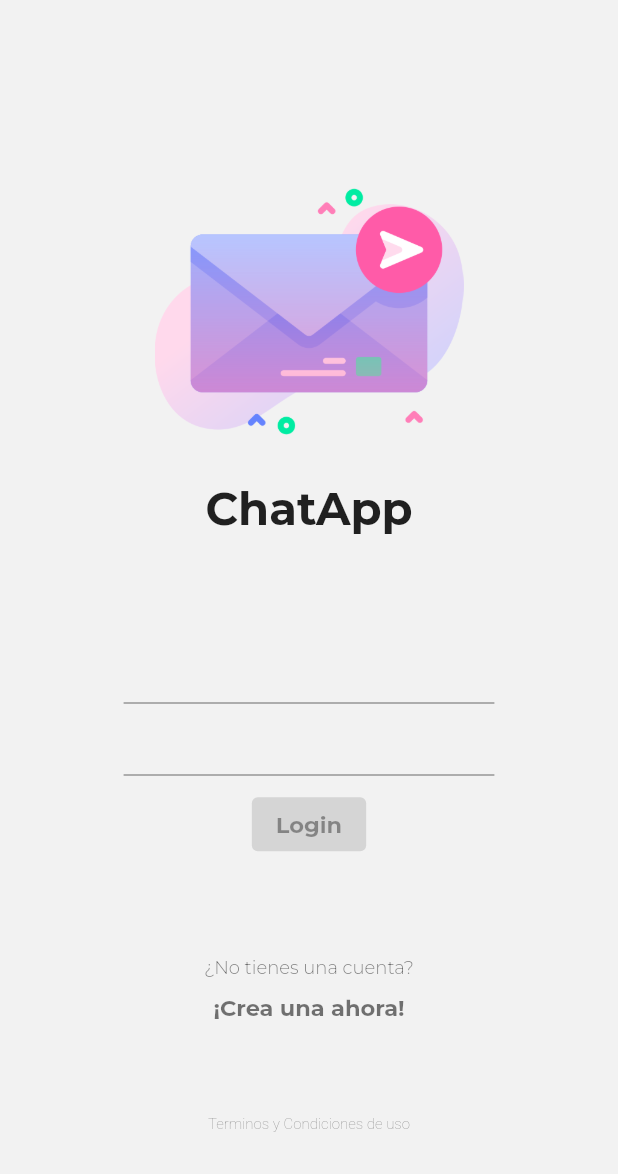
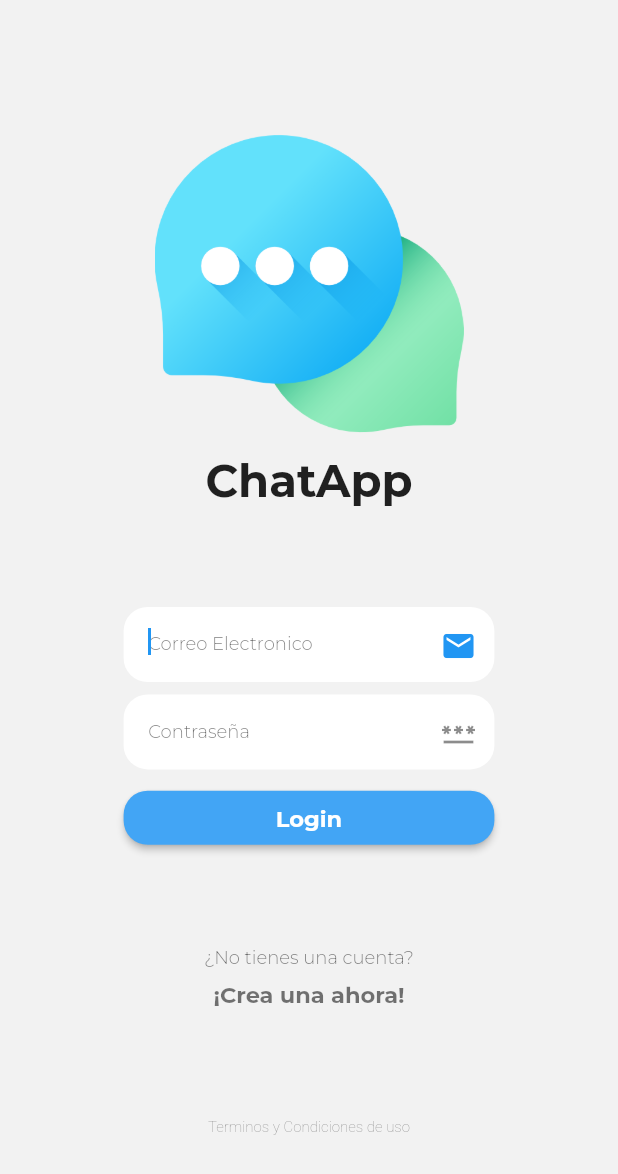
Before and after one commit to AlexDotel/chatapp, a Flutter app: the screen it shows after launch, on a phone screen of 412 x 824 dp. Shown: the top 1174 px of the screen. Run offline on Flutter 3.47's test engine with Material 2 defaults, Android fonts, the phone set to English and light mode, and no system bars; our stand-ins replace google_fonts.

Commit message:
Login y Registro Terminados y Optimizados

```diff
--- a/lib/pages/LoginPage.dart
+++ b/lib/pages/LoginPage.dart
@@ -1,122 +1,75 @@
+import 'package:chatapp/pages/RegisterPage.dart';
+import 'package:chatapp/widgets/CustomInputWidget.dart';
+import 'package:chatapp/widgets/SubmitButtonWidget.dart';
 import 'package:flutter/material.dart';
-import 'package:google_fonts/google_fonts.dart';
+
+import 'package:chatapp/widgets/LabelsWidget.dart';
+import 'package:chatapp/widgets/FormWidget.dart';
+import 'package:chatapp/widgets/LogoWidget.dart';
+import 'package:chatapp/widgets/TerminosWidget.dart';
 
 class LoginPage extends StatelessWidget {
   @override
   Widget build(BuildContext context) {
-    final screenSize = MediaQuery.of(context).size.height * 0.03.toDouble();
+    final isKeyboard = MediaQuery.of(context).viewInsets.bottom != 0;
+
     return Scaffold(
         backgroundColor: Color(0xffF2F2F2),
         body: Column(
           mainAxisAlignment: MainAxisAlignment.spaceEvenly,
           children: [
-            _LogoWidget(),
-            _FormWidget(),
-            _LabelsWidget(),
-            Padding(
-              padding: EdgeInsets.only(bottom: screenSize * 0.20),
-              child: Text('Terminos y Condiciones de uso',
-                  style: TextStyle(
-                      fontWeight: FontWeight.w100,
-                      color: Colors.black54,
-                      fontSize: 10)),
-            )
+            LogoWidget(teclado: isKeyboard),
+            _LoginFormWidget(),
+            if (!isKeyboard)
+              LabelsWidget(
+                labelQuestion: '¿No tienes una cuenta?',
+                labeltoPress: '¡Crea una ahora!',
+                ruta: RegisterPage(),
+              ),
+            if (!isKeyboard) TerminosWidget()
           ],
         ));
   }
 }
 
-//Logo Widget
-class _LogoWidget extends StatelessWidget {
+class _LoginFormWidget extends StatefulWidget {
   @override
-  Widget build(BuildContext context) {
-    final screenSize = MediaQuery.of(context).size.height;
-
-    return SafeArea(
-      child: Center(
-          child: Container(
-        padding: EdgeInsets.only(
-          right: screenSize * 0.10,
-          left: screenSize * 0.10,
-          top: screenSize * 0.05,
-        ),
-        child: Column(
-          children: [
-            Image(
-                image: AssetImage(
-                  'assets/icon-message.png',
-                ),
-                height: screenSize * 0.25),
-            SizedBox(
-              height: 10,
-            ),
-            Text(
-              'ChatApp',
-              style: GoogleFonts.montserrat(
-                  textStyle:
-                      TextStyle(fontWeight: FontWeight.bold, fontSize: 30)),
-            ),
-          ],
-        ),
-      )),
-    );
-  }
+  _LoginFormWidgetState createState() => _LoginFormWidgetState();
 }
 
-//FormWidget
-class _FormWidget extends StatefulWidget {
-  @override
-  _FormWidgetState createState() => _FormWidgetState();
-}
-
-class _FormWidgetState extends State<_FormWidget> {
+class _LoginFormWidgetState extends State<_LoginFormWidget> {
   @override
   Widget build(BuildContext context) {
     final screenSize = MediaQuery.of(context).size;
+
+    final mailController = TextEditingController();
+    final pssController = TextEditingController();
+
     return Container(
-      margin: EdgeInsets.symmetric(
-          horizontal: screenSize.width * 0.20),
+      margin: EdgeInsets.symmetric(horizontal: screenSize.width * 0.20),
       child: Column(
         children: [
-          TextField(),
-          TextField(),
-          Padding(
-            padding: EdgeInsets.only(top: screenSize.height * 0.01 ),
-            child: ElevatedButton(
-                onPressed: null,
-                child: Text('Login',
-                    style: GoogleFonts.montserrat(
-                        textStyle: TextStyle(
-                            fontWeight: FontWeight.bold, fontSize: 15)))),
+          CustomInputWidget(
+            inputType: TextInputType.emailAddress,
+            tHint: 'Correo Electronico',
+            icon: Icons.mail,
+            controller: mailController,
+          ),
+          CustomInputWidget(
+              obscure: true,
+              tHint: 'Contraseña',
+              icon: Icons.password,
+              controller: pssController),
+          SubmitButtonWidget(
+            screenSize: screenSize,
+            buttonText: 'Login',
+            onPressed: () {
+              print('MAIL: ${mailController.text}');
+              print('PSS: ${pssController.text}');
+            },
           )
         ],
       ),
     );
   }
 }
-
-//LabelsWodget
-class _LabelsWidget extends StatelessWidget {
-  @override
-  Widget build(BuildContext context) {
-    return Column(
-      children: [
-        Text('¿No tienes una cuenta?',
-            style: GoogleFonts.montserrat(
-                textStyle: TextStyle(
-                    color: Colors.black54,
-                    fontWeight: FontWeight.w300,
-                    fontSize: 12))),
-        SizedBox(
-          height: 10,
-        ),
-        Text('¡Crea una ahora!',
-            style: GoogleFonts.montserrat(
-                textStyle: TextStyle(
-                    color: Colors.black54,
-                    fontWeight: FontWeight.bold,
-                    fontSize: 15))),
-      ],
-    );
-  }
-}
--- a/lib/pages/RegisterPage.dart
+++ b/lib/pages/RegisterPage.dart
@@ -1,10 +1,86 @@
+import 'package:chatapp/pages/LoginPage.dart';
+import 'package:chatapp/widgets/CustomInputWidget.dart';
+import 'package:chatapp/widgets/SubmitButtonWidget.dart';
 import 'package:flutter/material.dart';
+
+import 'package:chatapp/widgets/LabelsWidget.dart';
+import 'package:chatapp/widgets/LogoWidget.dart';
+import 'package:chatapp/widgets/TerminosWidget.dart';
 
 class RegisterPage extends StatelessWidget {
   @override
   Widget build(BuildContext context) {
+    final isKeyboard = MediaQuery.of(context).viewInsets.bottom != 0;
+
     return Scaffold(
-        body: Center(child: Text('Register Page')),
+      backgroundColor: Color(0xffF2F2F2),
+      body:
+          // SingleChildScrollView(
+          //   physics: BouncingScrollPhysics(),
+          //   child:
+          Column(
+        mainAxisAlignment: MainAxisAlignment.spaceEvenly,
+        children: [
+          LogoWidget(teclado: isKeyboard),
+          _LoginFormWidget(),
+          if (!isKeyboard)
+            LabelsWidget(
+              labelQuestion: '¿Ya tienes una cuenta?',
+              labeltoPress: '¡Inicia sesion ahora!',
+              ruta: LoginPage(),
+            ),
+          if (!isKeyboard) TerminosWidget()
+        ],
+      ),
     );
   }
 }
+
+class _LoginFormWidget extends StatefulWidget {
+  @override
+  _LoginFormWidgetState createState() => _LoginFormWidgetState();
+}
+
+class _LoginFormWidgetState extends State<_LoginFormWidget> {
+  @override
+  Widget build(BuildContext context) {
+    final screenSize = MediaQuery.of(context).size;
+
+    final nameController = TextEditingController();
+    final mailController = TextEditingController();
+    final pssController = TextEditingController();
+
+    return Container(
+      margin: EdgeInsets.symmetric(horizontal: screenSize.width * 0.20),
+      child: Column(
+        children: [
+          CustomInputWidget(
+            inputType: TextInputType.text,
+            tHint: 'Nombre',
+            icon: Icons.verified_user,
+            controller: nameController,
+          ),
+          CustomInputWidget(
+            inputType: TextInputType.emailAddress,
+            tHint: 'Correo Electronico',
+            icon: Icons.mail,
+            controller: mailController,
+          ),
+          CustomInputWidget(
+              obscure: true,
+              tHint: 'Contraseña',
+              icon: Icons.password,
+              controller: pssController),
+          SubmitButtonWidget(
+            screenSize: screenSize,
+            buttonText: 'Login',
+            onPressed: () {
+              print('MAIL: ${mailController.text}');
+              print('PSS: ${pssController.text}');
+            },
+          )
+        ],
+      ),
+    );
+  }
+}
--- /dev/null
+++ b/lib/styles/TextStyles.dart
@@ -0,0 +1,9 @@
+import 'package:flutter/material.dart';
+
+final blackButton = TextStyle(fontWeight: FontWeight.bold, fontSize: 15);
+
+final paragraph =
+    TextStyle(color: Colors.black87, fontWeight: FontWeight.w400, fontSize: 12);
+
+final hint =
+    TextStyle(color: Colors.black54, fontWeight: FontWeight.w300, fontSize: 12);
--- /dev/null
+++ b/lib/widgets/CustomInputWidget.dart
@@ -0,0 +1,58 @@
+import 'package:flutter/material.dart';
+
+import 'package:google_fonts/google_fonts.dart';
+
+import 'package:chatapp/styles/TextStyles.dart';
+
+class CustomInputWidget extends StatelessWidget {
+  final String tHint; //Obligatorio //Recibe el texto de Hint
+  final IconData icon; //Obligatorio //Recibe el icono
+  final TextInputType inputType; //Para saber de que tipo sera el teclado
+  final bool obscure; //Depende si es contraseña
+  final bool boxShadow; //Para saber si quiere sombra
+  final TextEditingController controller;
+
+  CustomInputWidget({
+    required this.icon,
+    required this.tHint,
+    required this.controller,
+    this.inputType = TextInputType.text,
+    this.obscure = false,
+    this.boxShadow = false,
+  });
+  //Asi se declaran parametros opcionales, como el KeyboardType
+  //que sino recibe nada asigna el valor por defecto.
+
+  @override
+  Widget build(BuildContext context) {
+    final screenSize = MediaQuery.of(context).size;
+
+    return Container(
+      alignment: Alignment.center,
+      padding: EdgeInsets.only(left: screenSize.width * 0.040, top: 2),
+      margin: EdgeInsets.symmetric(vertical: screenSize.width * 0.01),
+      decoration: BoxDecoration(boxShadow: <BoxShadow>[
+        if (boxShadow)
+          BoxShadow(
+              blurRadius: 20,
+              color: Colors.black.withOpacity(0.05),
+              offset: Offset(0, 0))
+      ], color: Colors.white, borderRadius: BorderRadius.circular(16)),
+      child: TextField(
+        controller: controller,
+        autofocus: true,
+        textAlign: TextAlign.start,
+        obscureText: obscure,
+        keyboardType: inputType,
+        style: GoogleFonts.montserrat(
+            textStyle: TextStyle(fontSize: 15, color: Colors.black87)),
+        decoration: InputDecoration(
+            focusColor: Colors.red,
+            suffixIcon: Icon(icon),
+            border: InputBorder.none,
+            hintStyle: GoogleFonts.montserrat(textStyle: hint),
+            hintText: tHint),
+      ),
+    );
+  }
+}
--- /dev/null
+++ b/lib/widgets/LabelsWidget.dart
@@ -0,0 +1,51 @@
+import 'package:chatapp/pages/RegisterPage.dart';
+import 'package:flutter/material.dart';
+
+import 'package:google_fonts/google_fonts.dart';
+
+import 'package:chatapp/styles/TextStyles.dart';
+
+class LabelsWidget extends StatelessWidget {
+
+  String labelQuestion;
+  String labeltoPress;
+  final Widget ruta;
+
+  LabelsWidget({
+    this.labelQuestion = 'Label Question ',
+    this.labeltoPress = 'Label Text',
+    required this.ruta
+    });
+
+  @override
+  Widget build(BuildContext context) {
+    final screenHeight = MediaQuery.of(context).size.height;
+
+    return Column(
+      children: [
+        Text(labelQuestion,
+            style: GoogleFonts.montserrat(textStyle: hint)),
+        Padding(
+          padding: EdgeInsets.only(
+              top: screenHeight * 0.010, bottom: screenHeight * 0.015),
+          child: GestureDetector(
+            onTap: () {
+              Navigator.push(
+                context,
+                MaterialPageRoute<void>(
+                  builder: (context) => ruta,
+                ),
+              );
+            },
+            child: Text(labeltoPress,
+                style: GoogleFonts.montserrat(
+                    textStyle: TextStyle(
+                        color: Colors.black54,
+                        fontWeight: FontWeight.bold,
+                        fontSize: 15))),
+          ),
+        ),
+      ],
+    );
+  }
+}
--- /dev/null
+++ b/lib/widgets/LogoWidget.dart
@@ -0,0 +1,43 @@
+import 'package:flutter/material.dart';
+import 'package:google_fonts/google_fonts.dart';
+
+class LogoWidget extends StatelessWidget {
+  final bool teclado;
+
+  LogoWidget({required this.teclado});
+
+  @override
+  Widget build(BuildContext context) {
+
+    final screenH = MediaQuery.of(context).size.height;
+    return SafeArea(
+      child: Center(
+          child: Container(
+        padding: EdgeInsets.only(
+          right: screenH * 0.10,
+          left: screenH * 0.10,
+          top: screenH * 0.03,
+        ),
+        child: Column(
+          children: [
+            Image(
+                image: AssetImage(
+                  // 'assets/icon-message.png',
+                  'assets/chat.png',
+                ),
+                height: teclado ? screenH * 0.25 /2 : screenH * 0.25 ),
+            SizedBox(
+              height: 10,
+            ),
+            if(!teclado)Text(
+              'ChatApp',
+              style: GoogleFonts.montserrat(
+                  textStyle:
+                      TextStyle(fontWeight: FontWeight.bold, fontSize: 30)),
+            ),
+          ],
+        ),
+      )),
+    );
+  }
+}
--- /dev/null
+++ b/lib/widgets/SubmitButtonWidget.dart
@@ -0,0 +1,46 @@
+import 'package:flutter/material.dart';
+
+import 'package:google_fonts/google_fonts.dart';
+
+import 'package:chatapp/styles/TextStyles.dart';
+
+class SubmitButtonWidget extends StatelessWidget {
+  String buttonText;
+  Size screenSize;
+  VoidCallback onPressed;
+  final bool boxShadow; //Para saber si quiere sombra
+
+  SubmitButtonWidget(
+      {this.buttonText = 'button',
+      required this.screenSize,
+      required this.onPressed,
+      this.boxShadow = false});
+
+  @override
+  Widget build(BuildContext context) {
+
+    final screenSize = MediaQuery.of(context).size;
+
+    final ButtonStyle raisedButtonStyle = ElevatedButton.styleFrom(
+      onPrimary: Colors.white,
+      primary: Colors.blue[400],
+      minimumSize: Size(88, 36),
+      shape: const RoundedRectangleBorder(
+        borderRadius: BorderRadius.all(Radius.circular(16)),
+      ),
+    );
+
+    return Container(
+      margin: EdgeInsets.only(top: screenSize.height * 0.005),
+      child: ElevatedButton(
+          style: raisedButtonStyle,
+          onPressed: onPressed,
+          child: Container(
+            alignment: Alignment.center,
+            width: double.infinity,
+            child: Text(buttonText,
+                style: GoogleFonts.montserrat(textStyle: blackButton)),
+          )),
+    );
+  }
+}
--- /dev/null
+++ b/lib/widgets/TerminosWidget.dart
@@ -0,0 +1,16 @@
+import 'package:flutter/material.dart';
+
+class TerminosWidget extends StatelessWidget {
+  @override
+  Widget build(BuildContext context) {
+    final screenH = MediaQuery.of(context).size.height;
+    return Padding(
+      padding: EdgeInsets.only(bottom: screenH * 0.006),
+      child: Text('Terminos y Condiciones de uso',
+          style: TextStyle(
+              fontWeight: FontWeight.w100,
+              color: Colors.black54,
+              fontSize: 10)),
+    );
+  }
+}
```
Also changed, not shown: lib/widgets/FormWidget.dart (added, +46 -0 lines), assets/chat.png (added). Lines whose indentation alone changed are shown as unchanged.
